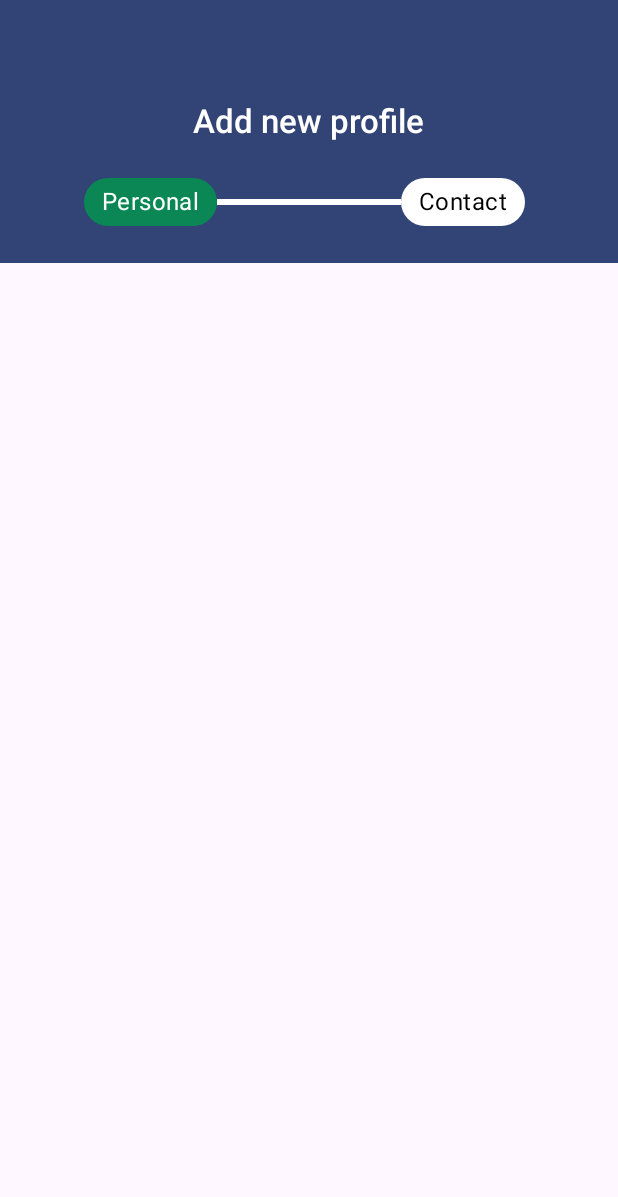
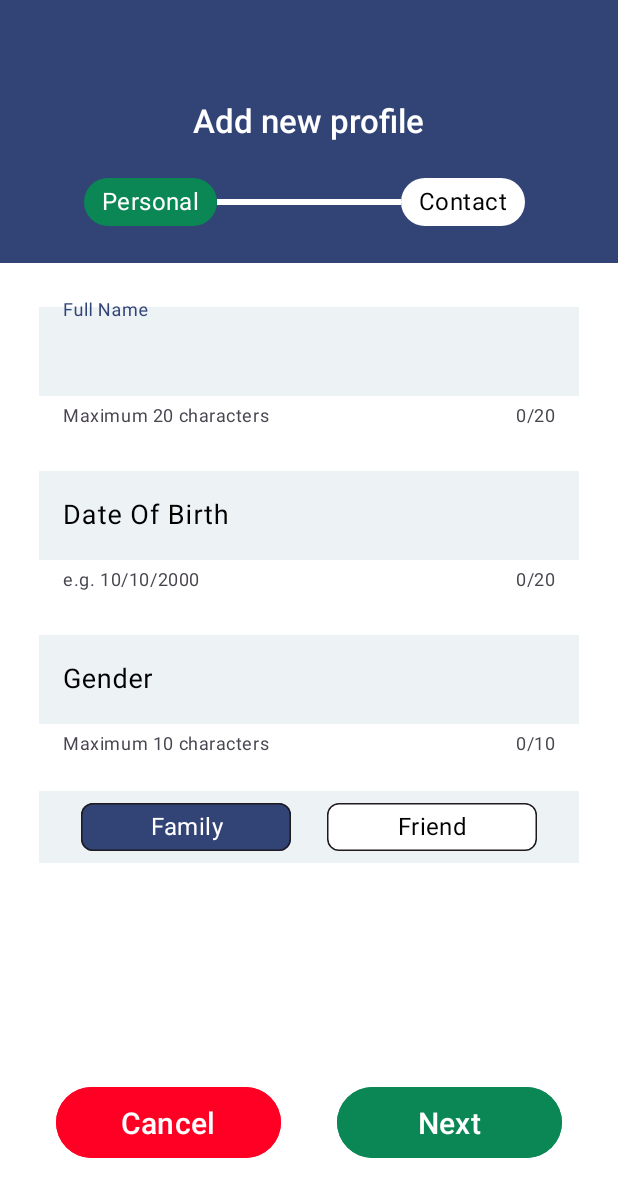
Before and after one commit to Rinekochan/ProfileTracker, an Android app: the screen it shows after launch (InputActivity), after a tap on "Add", on a phone screen of 412 x 824 dp. Shown: the top 1197 px of the screen. Run offline under Robolectric (Android 15) with nearby library versions, the phone set to English and light mode, and no system bars.

Commit message:
InputActivity Logic Development - Set up fragment manager, UI interaction handlers

```diff
--- a/app/src/main/java/com/sdmd/assignment3/ui/InputActivity.kt
+++ b/app/src/main/java/com/sdmd/assignment3/ui/InputActivity.kt
@@ -1,13 +1,21 @@
 package com.sdmd.assignment3.ui
 
 import android.os.Bundle
+import android.util.Log
 import androidx.activity.enableEdgeToEdge
+import androidx.activity.viewModels
 import androidx.appcompat.app.AppCompatActivity
 import androidx.core.view.ViewCompat
 import androidx.core.view.WindowInsetsCompat
+import androidx.fragment.app.FragmentManager
 import com.sdmd.assignment3.R
+import com.sdmd.assignment3.viewmodel.InputActivityViewModel
+
+const val InputActivityTAG : String = "InputActivity"
 
 class InputActivity : AppCompatActivity() {
+    private val inputActivityViewModel: InputActivityViewModel by viewModels()
+
     override fun onCreate(savedInstanceState: Bundle?) {
         super.onCreate(savedInstanceState)
         setContentView(R.layout.activity_input)
@@ -17,5 +25,32 @@ class InputActivity : AppCompatActivity() {
             v.setPadding(systemBars.left, 0, systemBars.right, 0)
             insets
         }
+
+        init()
+    }
+
+    private fun init() {
+        // Observes and change the fragment whenever the currentPage changes
+        inputActivityViewModel.currentPage.observe(this) {
+            Log.i(InputActivityTAG, "Focused fragment changes. Do fragment switching")
+            selectFragment(supportFragmentManager, inputActivityViewModel.currentPage.value!!)
+        }
+    }
+
+    // Select fragment based on currentPage
+    private fun selectFragment(fragmentManager: FragmentManager, currentPage: Int) {
+        Log.i(InputActivityTAG, "SelectFragment called")
+        when(currentPage) {  // If the user is focusing on personal input page, show PersonalInputFragment
+            0 -> {
+                Log.d(InputActivityTAG, "Open PersonalInputFragment")
+                val myFragment = PersonalInputFragment()
+                fragmentManager.beginTransaction().replace(R.id.inputFragmentLayout, myFragment).commit()
+            }
+            1 -> { // If the user is focusing on contact input page, show ContactInputFragment
+                Log.d(InputActivityTAG, "Open ContactInputFragment")
+                val myFragment = ContactInputFragment()
+                fragmentManager.beginTransaction().replace(R.id.inputFragmentLayout, myFragment).commit()
+            }
+        }
     }
 }
--- a/app/src/main/java/com/sdmd/assignment3/ui/MainActivity.kt
+++ b/app/src/main/java/com/sdmd/assignment3/ui/MainActivity.kt
@@ -58,8 +58,8 @@ class MainActivity : AppCompatActivity() {
         fabAddButton.setOnClickListener{ addNewItem.invoke() }
         fabAddButton.setOnLongClickListener{ addNewItem.invoke(); true }
 
-        // Update view model if any chip is checked
-        categories.setOnCheckedStateChangeListener { group, checkedId ->
+        // Update view model if any category is checked
+        categories.setOnCheckedStateChangeListener { _, checkedId ->
             Log.d(MainActivityTAG, "${checkedId[0]} checked")
             mainActivityViewModel.selectCategory(findViewById<Chip>(checkedId[0]).text.toString())
         }
--- /dev/null
+++ b/app/src/main/java/com/sdmd/assignment3/ui/PersonalInputFragment.kt
@@ -0,0 +1,26 @@
+package com.sdmd.assignment3.ui
+
+import android.os.Bundle
+import android.view.LayoutInflater
+import android.view.View
+import android.view.ViewGroup
+import androidx.fragment.app.Fragment
+import androidx.fragment.app.activityViewModels
+import com.sdmd.assignment3.R
+import com.sdmd.assignment3.viewmodel.InputActivityViewModel
+
+const val PersonalInputFragmentTAG : String = "PersonalInputFragment"
+
+class PersonalInputFragment : Fragment() {
+    private val inputActivityViewModel: InputActivityViewModel by activityViewModels()
+
+    override fun onCreateView(
+        inflater: LayoutInflater, container: ViewGroup?,
+        savedInstanceState: Bundle?
+    ): View? {
+        // Inflate the layout for this fragment
+        val view = inflater.inflate(R.layout.fragment_personal_input, container, false)
+
+        return view
+    }
+}
--- a/app/src/main/java/com/sdmd/assignment3/viewmodel/InputActivityViewModel.kt
+++ b/app/src/main/java/com/sdmd/assignment3/viewmodel/InputActivityViewModel.kt
@@ -1,4 +1,43 @@
 package com.sdmd.assignment3.viewmodel
 
-class InputActivityViewModel {
+import androidx.lifecycle.LiveData
+import androidx.lifecycle.MutableLiveData
+import androidx.lifecycle.ViewModel
+import com.google.firebase.Timestamp
+import com.sdmd.assignment3.model.Profile
+
+class InputActivityViewModel : ViewModel() {
+    private val _currentProfile = MutableLiveData(Profile(null, null, null, null, null, null, null, null, null, null))
+    val currentProfile: LiveData<Profile>
+        get() = _currentProfile
+
+    private var _currentPage = MutableLiveData(0)
+    val currentPage: LiveData<Int>
+        get() = _currentPage
+
+    fun setPersonalDetails(name: String, birthday: String?, gender: String?, category: String) {
+        _currentProfile.value?.let {
+            it.name = name
+            it.birthday = birthday
+            it.gender = gender
+            it.category = category
+        }
+    }
+
+    fun setContactDetails(phone: String?, address: String?, suburb: String?) {
+        _currentProfile.value?.let {
+            it.phone = phone
+            it.address = address
+            it.suburb = suburb
+            it.createDate = Timestamp.now()
+        }
+    }
+
+    fun setNextPage() {
+        _currentPage.postValue(_currentPage.value!! + 1)
+    }
+
+    fun setPreviousPage() {
+        _currentPage.postValue(_currentPage.value!! - 1)
+    }
 }
--- /dev/null
+++ b/app/src/main/res/color/text_category_input_color.xml
@@ -0,0 +1,5 @@
+<?xml version="1.0" encoding="utf-8"?>
+<selector xmlns:android="http://schemas.android.com/apk/res/android">
+    <item android:color="@color/white" android:state_checked="true" />
+    <item android:color="@color/black" android:state_checked="false" />
+</selector>
--- a/app/src/main/res/layout/activity_input.xml
+++ b/app/src/main/res/layout/activity_input.xml
@@ -80,9 +80,8 @@
             android:layout_width="match_parent"
             android:layout_height="0dp"
             app:layout_constraintTop_toBottomOf="@+id/titleSection"
-            app:layout_constraintEnd_toEndOf="parent"
-            app:layout_constraintStart_toStartOf="parent"
-            android:id="@+id/inputFragmentLayout">
+            android:id="@+id/inputFragmentLayout"
+            app:layout_constraintBottom_toBottomOf="parent">
 
     </FrameLayout>
 
--- a/app/src/main/res/layout/fragment_personal_input.xml
+++ b/app/src/main/res/layout/fragment_personal_input.xml
@@ -118,12 +118,13 @@
                 app:layout_constraintEnd_toEndOf="@+id/genderField"
                 app:layout_constraintStart_toStartOf="@+id/genderField"
                 app:layout_constraintTop_toBottomOf="@+id/genderField"
-                app:singleSelection="true">
+                app:singleSelection="true"
+                app:selectionRequired="true"
+                app:checkedChip="@id/familyInputChip">
 
             <com.google.android.material.chip.Chip
-                    style="@style/NormalChipStyle"
+                    style="@style/InputChipStyle"
                     android:text="@string/family_label"
-                    android:backgroundTint="@color/textTertiary"
                     android:layout_width="140dp"
                     android:layout_height="wrap_content"
                     app:chipStrokeWidth="1dp"
@@ -133,12 +134,10 @@
                     android:layout_margin="8dp" />
 
             <com.google.android.material.chip.Chip
-                    style="@style/NormalChipStyle"
+                    style="@style/InputChipStyle"
                     android:layout_width="140dp"
                     android:layout_height="wrap_content"
                     android:text="@string/friend_label"
-                    android:backgroundTint="@color/textPrimary"
-                    android:textColor="@color/textSecondary"
                     android:id="@+id/friendInputChip"
                     app:chipStrokeWidth="1dp"
                     android:textAlignment="center"
--- a/app/src/main/res/values/styles.xml
+++ b/app/src/main/res/values/styles.xml
@@ -18,6 +18,11 @@
         <item name="android:textSize">16sp</item>
         <item name="android:textColor">@color/textPrimary</item>
         <item name="chipStrokeWidth">0dp</item>
+    </style>
+
+    <style name="InputChipStyle" parent="NormalChipStyle">
+        <item name="chipBackgroundColor">@color/background_category_input_color</item>
+        <item name="android:textColor">@color/text_category_input_color</item>
     </style>
 
     <style name="CardTitleStyle" parent="">
```
Also changed, not shown: app/src/main/java/com/sdmd/assignment3/ui/ContactInputFragment.kt (added, +24 -0 lines), app/src/main/res/color/background_category_input_color.xml (renamed from app/src/main/res/color/category_input_color.xml).
